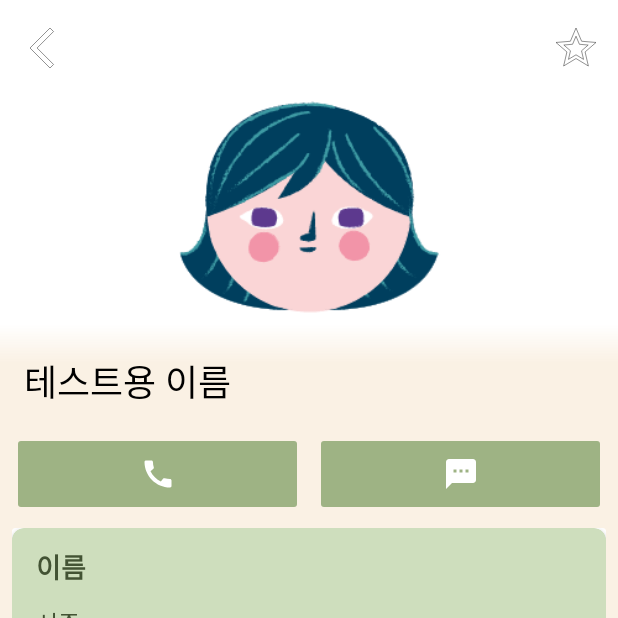
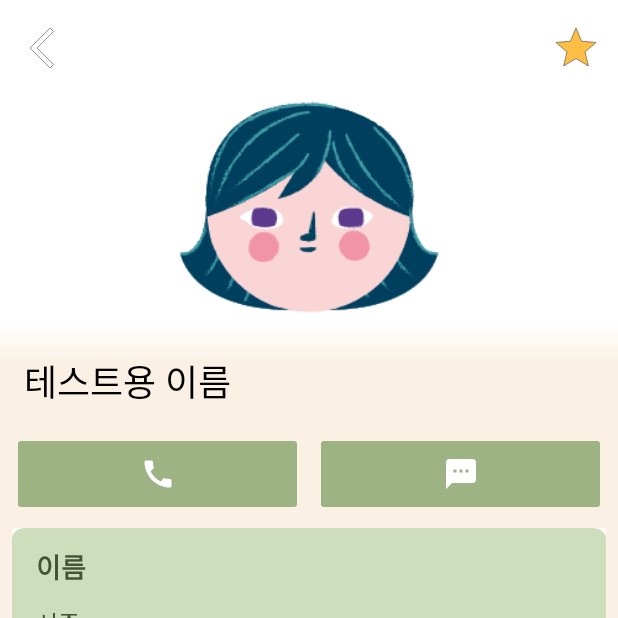
Before and after one commit to winteryy/nbc_contact, an Android app: the screen it shows after launch (MainActivity), after a tap on "favorite", on a phone screen of 412 x 824 dp, the top half of it. Run offline under Robolectric (Android 15) with nearby library versions, the phone set to English and light mode, and no system bars.

Commit message:
feat: 북마크 버튼 UI 동적 변화 구현

```diff
--- a/app/src/main/java/com/nbcteam5/nbccontact/ContactDetailFragment.kt
+++ b/app/src/main/java/com/nbcteam5/nbccontact/ContactDetailFragment.kt
@@ -4,8 +4,14 @@ import android.os.Bundle
 import android.view.LayoutInflater
 import android.view.View
 import android.view.ViewGroup
+import androidx.core.content.ContextCompat
+import androidx.core.content.res.ResourcesCompat
 import androidx.fragment.app.Fragment
+import coil.Coil
+import coil.ImageLoader
+import coil.imageLoader
 import coil.load
+import coil.request.ImageRequest
 import com.nbcteam5.nbccontact.data.ContactDatabase
 import com.nbcteam5.nbccontact.databinding.FragmentContactDetailBinding
 
@@ -13,6 +19,8 @@ class ContactDetailFragment: Fragment() {
 
     private var _binding: FragmentContactDetailBinding? = null
     private val binding get() = _binding!!
+
+    private var isFavorite = false
 
     override fun onCreateView(
         inflater: LayoutInflater,
@@ -28,6 +36,7 @@ class ContactDetailFragment: Fragment() {
 
 //        val contactData = arguments?.getParcelable() 데이터 불러오기
         val contactData = ContactDatabase.getContactData()[0]
+        isFavorite = contactData.isFavorite
 
         binding.toolBar.setNavigationOnClickListener {
             //TODO 뒤로가기
@@ -39,6 +48,21 @@ class ContactDetailFragment: Fragment() {
             phoneNumberContent.setContentText(contactData.phoneNumber)
             addressContent.setContentText(contactData.address)
             emailContent.setContentText(contactData.email)
+            toolBar.setOnMenuItemClickListener { menu ->
+                when(menu.itemId) {
+                    R.id.favoriteButton -> {
+                        menu.icon =
+                            if(isFavorite) ContextCompat.getDrawable(requireContext(), R.drawable.baseline_star_border_32)
+                            else ContextCompat.getDrawable(requireContext(), R.drawable.baseline_star_filled_32)
+                        isFavorite = !isFavorite
+                    }
+                    else -> {
+                        Unit
+                    }
+                }
+                return@setOnMenuItemClickListener menu != null
+            }
+
         }
     }
 
--- /dev/null
+++ b/app/src/main/res/drawable/baseline_star_filled_32.xml
@@ -0,0 +1,8 @@
+<vector android:height="32dp"
+    android:viewportHeight="24" android:viewportWidth="24"
+    android:width="32dp" xmlns:android="http://schemas.android.com/apk/res/android">
+    <path
+        android:strokeColor="#252525"
+        android:strokeWidth="0.25"
+        android:fillColor="#FFBE46" android:pathData="M12,17.27L18.18,21l-1.64,-7.03L22,9.24l-7.19,-0.61L12,2 9.19,8.63 2,9.24l5.46,4.73L5.82,21z"/>
+</vector>
```
